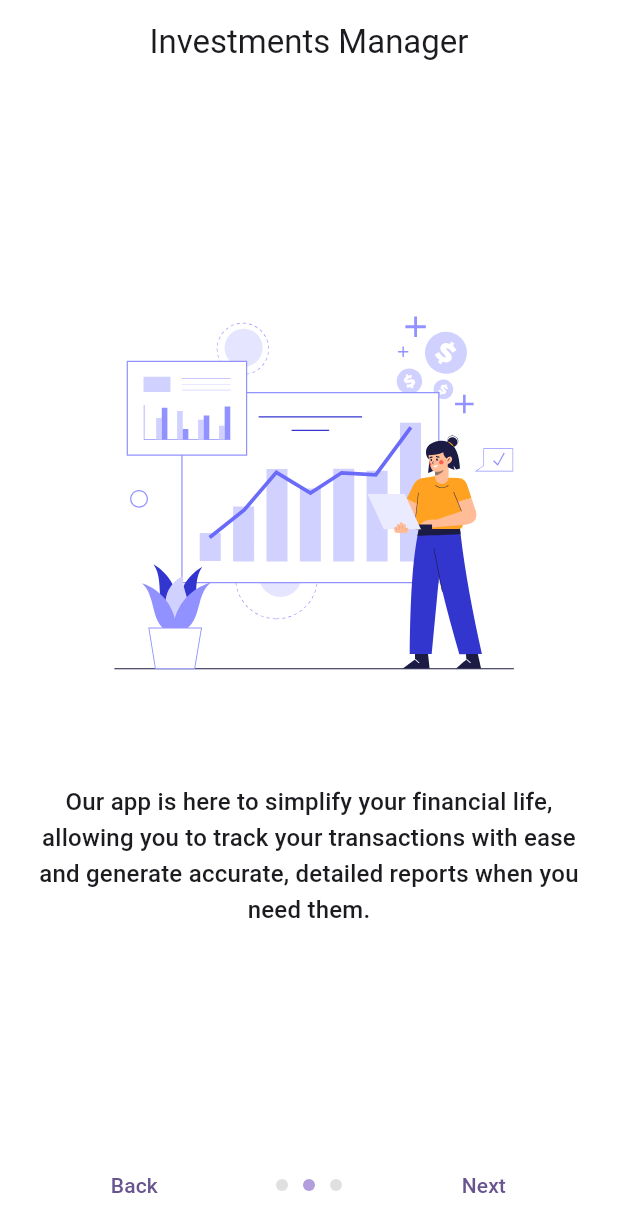
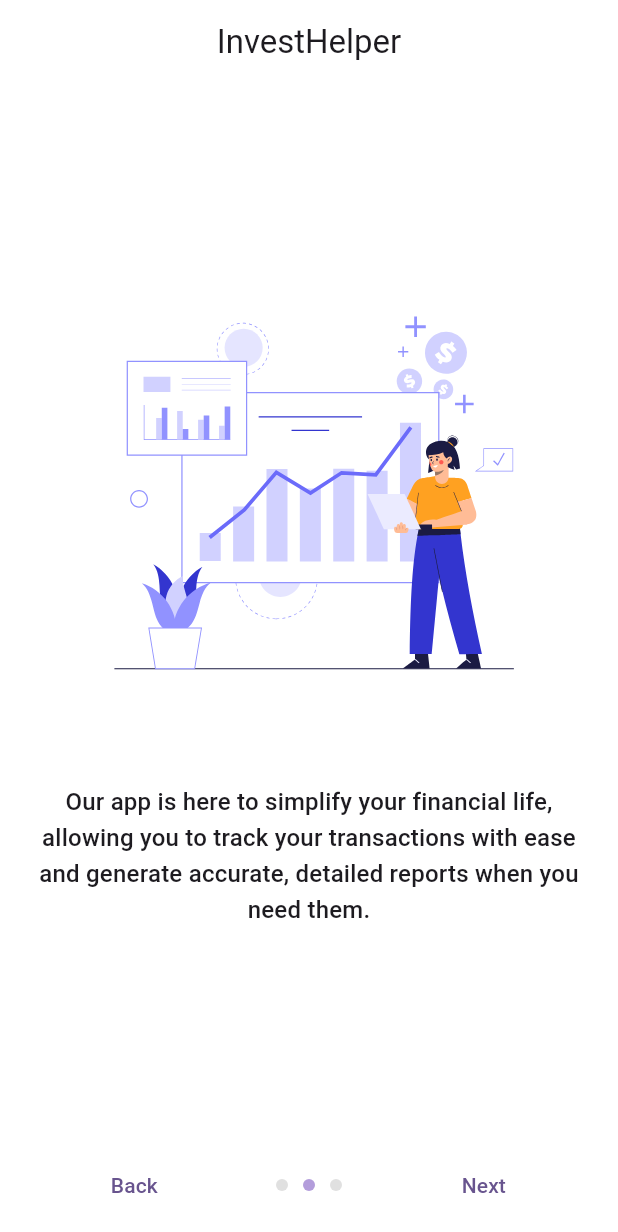
Before and after one commit to eduardoazvd17/investhelper, a Flutter app: the screen it shows after launch, swiped to page 2, on a phone screen of 412 x 824 dp. Shown: the top 1232 px of the screen. Run offline on Flutter 3.47's test engine with Material 3 defaults, Android fonts, the phone set to English and light mode, and no system bars; our stand-ins replace fl_chart, lottie; generated files the repository leaves out were written again.

Commit message:
Changing app name

```diff
--- a/lib/main.dart
+++ b/lib/main.dart
@@ -16,7 +16,7 @@ class InvestmentManagerApp extends StatelessWidget {
   @override
   Widget build(BuildContext context) {
     return MaterialApp(
-      title: 'Investments Manager',
+      title: 'InvestHelper',
       theme: AppTheme.lightTheme,
       darkTheme: AppTheme.darkTheme,
       localizationsDelegates: AppLocalizations.localizationsDelegates,
--- a/lib/src/l10n/app_en.arb
+++ b/lib/src/l10n/app_en.arb
@@ -1,5 +1,5 @@
 {
-    "appName": "Investments Manager",
+    "appName": "InvestHelper",
     "welcomeText1": "Welcome to your new ally in achieving your financial goals! Start on the path to a successful investment journey with our app.",
     "welcomeText2": "Our app is here to simplify your financial life, allowing you to track your transactions with ease and generate accurate, detailed reports when you need them.",
     "welcomeText3": "Save time and eliminate stress when managing your investments. With our intuitive app, you can accomplish tasks in minutes that used to take hours, freeing up valuable time to enjoy other life activities.",
--- a/lib/src/l10n/app_pt.arb
+++ b/lib/src/l10n/app_pt.arb
@@ -1,5 +1,5 @@
 {
-  "appName": "Gerenciador de Investimentos",
+  "appName": "InvestHelper",
   "welcomeText1": "Seja bem-vindo ao seu novo aliado para conquistar seus objetivos financeiros! Comece a trilhar o caminho para uma jornada de investimentos bem-sucedida com nosso aplicativo.",
   "welcomeText2": "Nosso aplicativo está aqui para simplificar sua vida financeira, permitindo que você acompanhe suas transações com facilidade e gere relatórios precisos e detalhados quando precisar.",
   "welcomeText3": "Economize tempo e elimine o estresse na hora de gerenciar seus investimentos. Com nosso aplicativo intuitivo, você pode realizar tarefas em minutos que costumavam levar horas, liberando tempo valioso para aproveitar outras atividades da vida.",
```
Also changed, not shown: lib/src/features/investments/views/investments_page.dart (+4 -6 lines), 5 other files.
